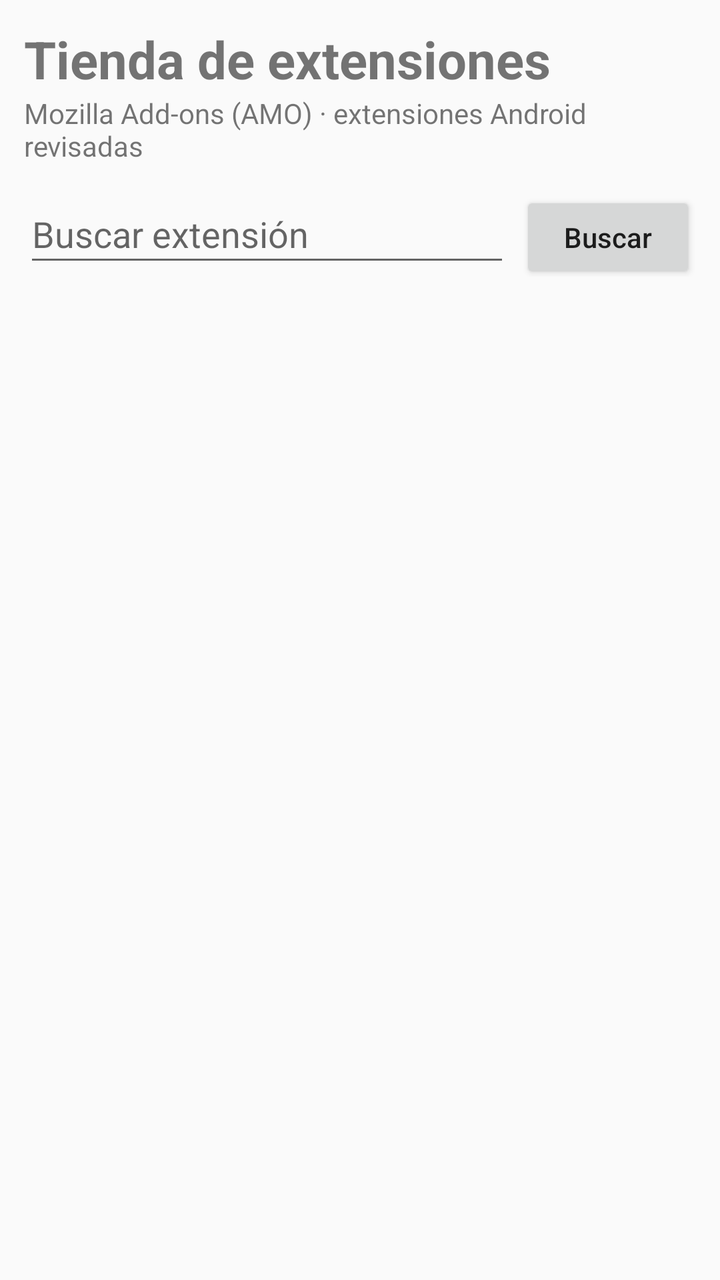
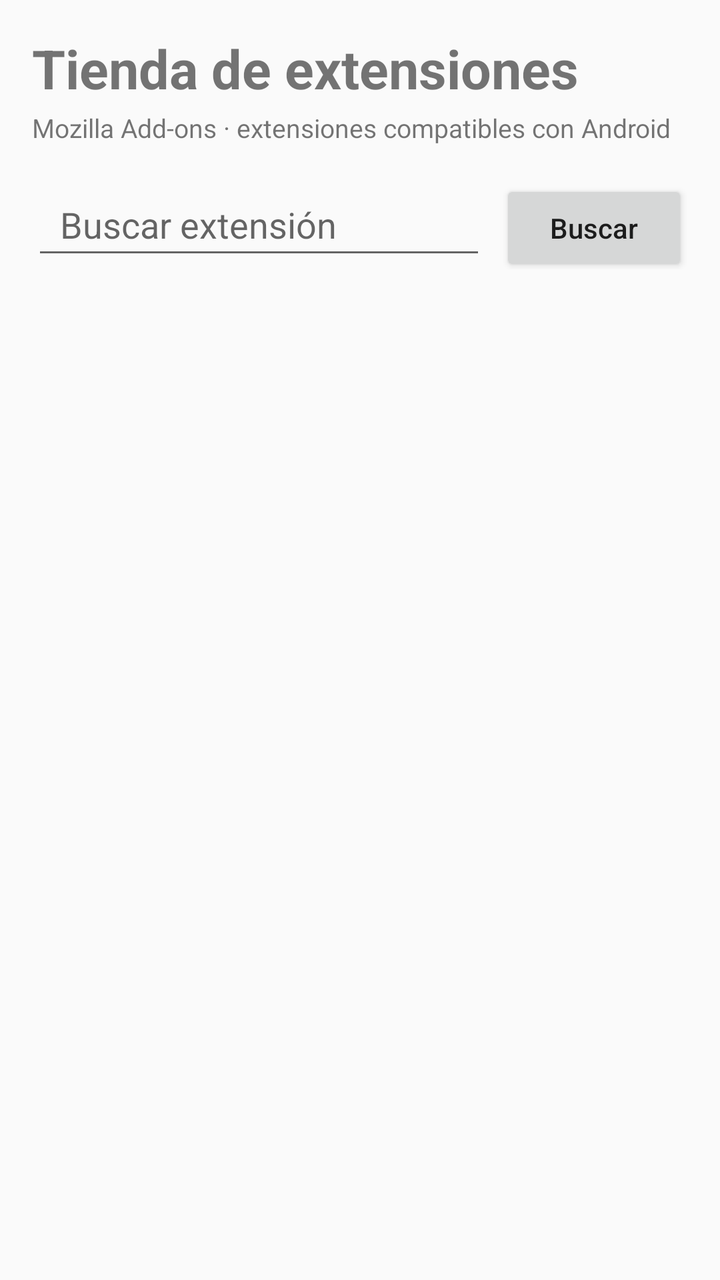

The first picture is an Android layout as it rendered before a commit; the second is the same layout after the commit. The layout source and the unified diff follow.
<!-- AndroidManifest.xml: application theme android:Theme.Material.Light.NoActionBar -->
<!-- res/layout/activity_extension_store.xml -->
<?xml version="1.0" encoding="utf-8"?>
<LinearLayout xmlns:android="http://schemas.android.com/apk/res/android"
    android:id="@+id/storeRoot"
    android:layout_width="match_parent"
    android:layout_height="match_parent"
    android:orientation="vertical"
    android:padding="12dp">
    <TextView android:id="@+id/storeTitle"
        android:layout_width="match_parent" android:layout_height="wrap_content"
        android:text="Tienda de extensiones" android:textSize="26sp"
        android:textStyle="bold" />
    <TextView android:layout_width="match_parent" android:layout_height="wrap_content"
        android:text="Mozilla Add-ons (AMO) · extensiones Android revisadas" />
    <LinearLayout
        android:layout_width="match_parent" android:layout_height="wrap_content"
        android:layout_marginTop="10dp" android:orientation="horizontal">
        <EditText android:id="@+id/storeSearch"
            android:layout_width="0dp" android:layout_height="46dp"
            android:layout_weight="1" android:hint="Buscar extensión"
            android:imeOptions="actionSearch" android:singleLine="true" />
        <Button android:id="@+id/storeSearchButton"
            android:layout_width="wrap_content" android:layout_height="46dp"
            android:layout_marginStart="5dp" android:text="Buscar"
            android:textAllCaps="false" />
    </LinearLayout>
    <ProgressBar android:id="@+id/storeProgress"
        android:layout_width="match_parent" android:layout_height="wrap_content"
        android:visibility="gone" />
    <ListView android:id="@+id/storeList"
        android:layout_width="match_parent" android:layout_height="0dp"
        android:layout_marginTop="8dp" android:layout_weight="1" />
</LinearLayout>
<!-- resources referenced by this layout -->
<resources>

</resources>

<!-- the commit's change to res/layout/activity_extension_store.xml (unified diff, before → after) -->
@@ -4,29 +4,39 @@
     android:layout_width="match_parent"
     android:layout_height="match_parent"
     android:orientation="vertical"
-    android:padding="12dp">
+    android:padding="16dp">
+
     <TextView android:id="@+id/storeTitle"
         android:layout_width="match_parent" android:layout_height="wrap_content"
-        android:text="Tienda de extensiones" android:textSize="26sp"
+        android:text="Tienda de extensiones" android:textSize="27sp"
         android:textStyle="bold" />
-    <TextView android:layout_width="match_parent" android:layout_height="wrap_content"
-        android:text="Mozilla Add-ons (AMO) · extensiones Android revisadas" />
+
+    <TextView android:id="@+id/storeSubtitle"
+        android:layout_width="match_parent" android:layout_height="wrap_content"
+        android:layout_marginTop="3dp"
+        android:text="Mozilla Add-ons · extensiones compatibles con Android"
+        android:textSize="13sp" />
+
     <LinearLayout
         android:layout_width="match_parent" android:layout_height="wrap_content"
-        android:layout_marginTop="10dp" android:orientation="horizontal">
+        android:layout_marginTop="14dp" android:orientation="horizontal">
         <EditText android:id="@+id/storeSearch"
-            android:layout_width="0dp" android:layout_height="46dp"
+            android:layout_width="0dp" android:layout_height="48dp"
             android:layout_weight="1" android:hint="Buscar extensión"
-            android:imeOptions="actionSearch" android:singleLine="true" />
+            android:imeOptions="actionSearch" android:paddingStart="14dp"
+            android:paddingEnd="14dp" android:singleLine="true" />
         <Button android:id="@+id/storeSearchButton"
-            android:layout_width="wrap_content" android:layout_height="46dp"
-            android:layout_marginStart="5dp" android:text="Buscar"
+            android:layout_width="94dp" android:layout_height="48dp"
+            android:layout_marginStart="7dp" android:text="Buscar"
             android:textAllCaps="false" />
     </LinearLayout>
+
     <ProgressBar android:id="@+id/storeProgress"
         android:layout_width="match_parent" android:layout_height="wrap_content"
         android:visibility="gone" />
+
     <ListView android:id="@+id/storeList"
         android:layout_width="match_parent" android:layout_height="0dp"
-        android:layout_marginTop="8dp" android:layout_weight="1" />
+        android:layout_marginTop="10dp" android:layout_weight="1"
+        android:clipToPadding="false" android:paddingBottom="12dp" />
 </LinearLayout>
